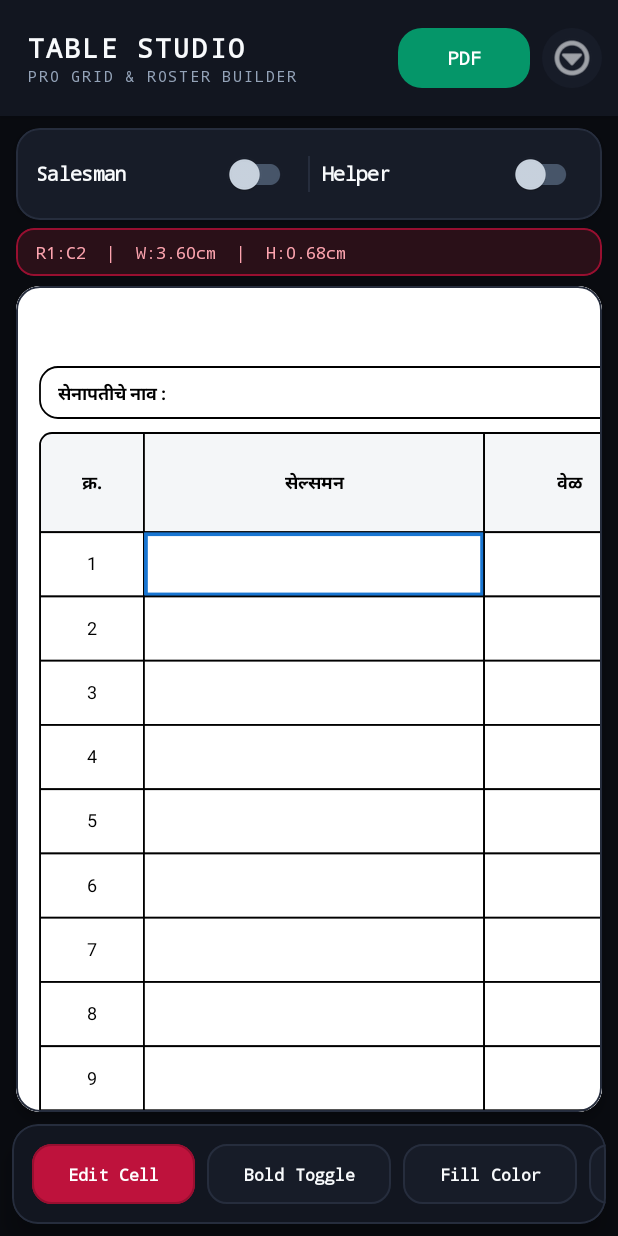
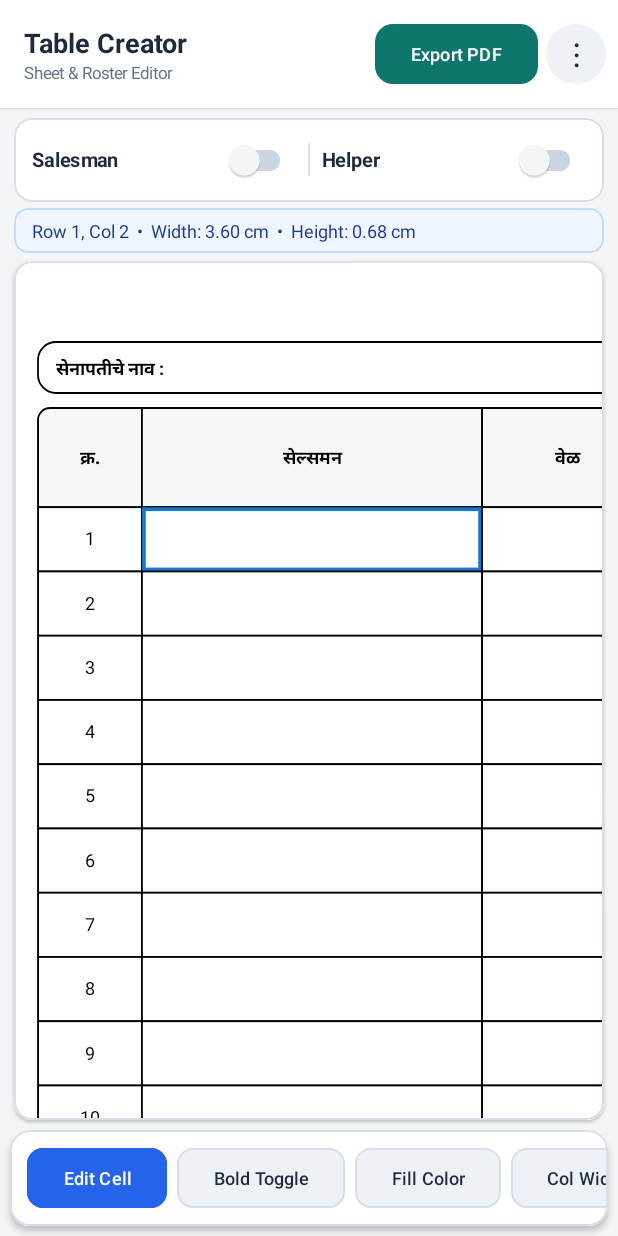
Before and after one commit to vinayakpenta29-boop/Remote-App, an Android app: the screen it shows after launch (MainActivity), on a phone screen of 412 x 824 dp. Run offline under Robolectric (Android 15) with nearby library versions, the phone set to English and light mode, and no system bars.

Commit message:
Update MainActivity.kt

```diff
--- a/app/src/main/java/com/tablecreator/app/MainActivity.kt
+++ b/app/src/main/java/com/tablecreator/app/MainActivity.kt
@@ -43,16 +43,17 @@ class MainActivity : AppCompatActivity() {
         private const val KEY_SALESMAN_JSON = "salesman_names_json"
         private const val KEY_HELPER_JSON = "helper_names_json"
 
-        private const val BG_OBSIDIAN = "#090B10"
-        private const val SURFACE_ELEVATED = "#121620"
-        private const val SURFACE_CARD = "#171C28"
-        private const val BORDER_SUBTLE = "#262D3D"
-        private const val CRIMSON_PRIMARY = "#BE123C"
-        private const val CRIMSON_DEEP = "#980F30"
-        private const val CRIMSON_SOFT_BG = "#2A1018"
-        private const val TEXT_PRIMARY = "#F8FAFC"
-        private const val TEXT_SECONDARY = "#94A3B8"
-        private const val EMERALD_EXPORT = "#059669"
+        // Refined Warm Alabaster & Deep Slate Palette
+        private const val BG_CANVAS = "#F4F5F7"
+        private const val SURFACE_WHITE = "#FFFFFF"
+        private const val SURFACE_TINT = "#EEF2F6"
+        private const val BORDER_HAIRLINE = "#D8DEE9"
+        private const val SLATE_INK = "#1E293B"
+        private const val SLATE_MUTED = "#64748B"
+        private const val INDIGO_ACCENT = "#2563EB"
+        private const val INDIGO_SOFT = "#EFF6FF"
+        private const val INDIGO_BORDER = "#BFDBFE"
+        private const val TEAL_PDF = "#0F766E"
     }
 
     override fun onCreate(savedInstanceState: Bundle?) {
@@ -60,66 +61,57 @@ class MainActivity : AppCompatActivity() {
 
         val root = LinearLayout(this).apply {
             orientation = LinearLayout.VERTICAL
-            setBackgroundColor(Color.parseColor(BG_OBSIDIAN))
+            setBackgroundColor(Color.parseColor(BG_CANVAS))
         }
 
-        // 1. Ultra-Premium Top Header Bar
+        // 1. Clean Top Header Bar
         val topBar = LinearLayout(this).apply {
             orientation = LinearLayout.HORIZONTAL
-            setBackgroundColor(Color.parseColor(SURFACE_ELEVATED))
-            setPadding(28, 22, 16, 22)
+            setBackgroundColor(Color.parseColor(SURFACE_WHITE))
+            setPadding(24, 18, 12, 18)
             gravity = Gravity.CENTER_VERTICAL
-            elevation = 6f
+            elevation = 3f
         }
 
-        val titleColumn = LinearLayout(this).apply {
+        val titleBlock = LinearLayout(this).apply {
             orientation = LinearLayout.VERTICAL
             layoutParams = LinearLayout.LayoutParams(0, ViewGroup.LayoutParams.WRAP_CONTENT, 1f)
         }
 
         val appTitle = TextView(this).apply {
-            text = "TABLE STUDIO"
-            setTextColor(Color.parseColor(TEXT_PRIMARY))
+            text = "Table Creator"
+            setTextColor(Color.parseColor(SLATE_INK))
             textSize = 18f
-            typeface = Typeface.create(Typeface.MONOSPACE, Typeface.BOLD)
-            letterSpacing = 0.08f
+            typeface = Typeface.create(Typeface.SANS_SERIF, Typeface.BOLD)
         }
 
         val appSubtitle = TextView(this).apply {
-            text = "PRO GRID & ROSTER BUILDER"
-            setTextColor(Color.parseColor(TEXT_SECONDARY))
-            textSize = 10f
-            typeface = Typeface.MONOSPACE
-            letterSpacing = 0.12f
+            text = "Sheet & Roster Editor"
+            setTextColor(Color.parseColor(SLATE_MUTED))
+            textSize = 11f
         }
 
-        titleColumn.addView(appTitle)
-        titleColumn.addView(appSubtitle)
+        titleBlock.addView(appTitle)
+        titleBlock.addView(appSubtitle)
 
         val exportBtn = MaterialButton(this).apply {
-            text = "PDF"
+            text = "Export PDF"
             textSize = 12f
-            typeface = Typeface.create(Typeface.MONOSPACE, Typeface.BOLD)
             setTextColor(Color.WHITE)
-            backgroundTintList = ColorStateList.valueOf(Color.parseColor(EMERALD_EXPORT))
-            cornerRadius = 24
-            val lp = LinearLayout.LayoutParams(
-                ViewGroup.LayoutParams.WRAP_CONTENT,
-                ViewGroup.LayoutParams.WRAP_CONTENT
-            )
-            lp.setMargins(8, 0, 4, 0)
-            layoutParams = lp
+            backgroundTintList = ColorStateList.valueOf(Color.parseColor(TEAL_PDF))
+            cornerRadius = 18
             setOnClickListener { exportTableToPdf() }
         }
 
-        val menuBtn = ImageButton(this).apply {
-            setImageResource(android.R.drawable.ic_menu_more)
-            contentDescription = "More Options"
+        val menuBtn = TextView(this).apply {
+            text = "⋮"
+            textSize = 22f
+            setTextColor(Color.parseColor(SLATE_INK))
+            gravity = Gravity.CENTER
             background = GradientDrawable().apply {
                 shape = GradientDrawable.OVAL
-                setColor(Color.parseColor(SURFACE_CARD))
+                setColor(Color.parseColor(SURFACE_TINT))
             }
-            setColorFilter(Color.parseColor(TEXT_PRIMARY))
             val sizePx = (40 * resources.displayMetrics.density).toInt()
             val lp = LinearLayout.LayoutParams(sizePx, sizePx)
             lp.setMargins(8, 0, 0, 0)
@@ -127,40 +119,40 @@ class MainActivity : AppCompatActivity() {
             setOnClickListener { showTopOverflowMenu(this) }
         }
 
-        topBar.addView(titleColumn)
+        topBar.addView(titleBlock)
         topBar.addView(exportBtn)
         topBar.addView(menuBtn)
         root.addView(topBar)
 
-        // 2. Salesman & Helper Toggle Card
+        // 2. Salesman & Helper Toggle Strip
         val toggleCard = MaterialCardView(this).apply {
-            setCardBackgroundColor(Color.parseColor(SURFACE_CARD))
-            radius = 24f
-            cardElevation = 4f
+            setCardBackgroundColor(Color.parseColor(SURFACE_WHITE))
+            radius = 18f
+            cardElevation = 1f
             strokeWidth = 2
-            strokeColor = Color.parseColor(BORDER_SUBTLE)
+            strokeColor = Color.parseColor(BORDER_HAIRLINE)
             val lp = LinearLayout.LayoutParams(
                 ViewGroup.LayoutParams.MATCH_PARENT,
                 ViewGroup.LayoutParams.WRAP_CONTENT
             )
-            lp.setMargins(16, 12, 16, 8)
+            lp.setMargins(14, 10, 14, 6)
             layoutParams = lp
         }
 
         val toggleBar = LinearLayout(this).apply {
             orientation = LinearLayout.HORIZONTAL
-            setPadding(20, 10, 20, 10)
+            setPadding(18, 6, 18, 6)
             gravity = Gravity.CENTER_VERTICAL
         }
 
-        val switchStates = ColorStateList(
+        val trackStates = ColorStateList(
             arrayOf(
                 intArrayOf(android.R.attr.state_checked),
                 intArrayOf()
             ),
             intArrayOf(
-                Color.parseColor(CRIMSON_PRIMARY),
-                Color.parseColor("#475569")
+                Color.parseColor("#93C5FD"),
+                Color.parseColor("#CBD5E1")
             )
         )
 
@@ -170,18 +162,18 @@ class MainActivity : AppCompatActivity() {
                 intArrayOf()
             ),
             intArrayOf(
-                Color.WHITE,
-                Color.parseColor("#CBD5E1")
+                Color.parseColor(INDIGO_ACCENT),
+                Color.parseColor("#F8FAFC")
             )
         )
 
         salesmanSwitch = SwitchMaterial(this).apply {
             text = "Salesman"
             textSize = 13f
-            typeface = Typeface.create(Typeface.MONOSPACE, Typeface.BOLD)
-            setTextColor(Color.parseColor(TEXT_PRIMARY))
+            setTypeface(null, Typeface.BOLD)
+            setTextColor(Color.parseColor(SLATE_INK))
             thumbTintList = thumbStates
-            trackTintList = switchStates
+            trackTintList = trackStates
             layoutParams = LinearLayout.LayoutParams(0, ViewGroup.LayoutParams.WRAP_CONTENT, 1f)
             setOnCheckedChangeListener { _, isChecked ->
                 if (suppressSwitchCallbacks) return@setOnCheckedChangeListener
@@ -198,9 +190,9 @@ class MainActivity : AppCompatActivity() {
             }
         }
 
-        val dividerView = android.view.View(this).apply {
-            setBackgroundColor(Color.parseColor(BORDER_SUBTLE))
-            val hPx = (24 * resources.displayMetrics.density).toInt()
+        val verticalDivider = android.view.View(this).apply {
+            setBackgroundColor(Color.parseColor(BORDER_HAIRLINE))
+            val hPx = (22 * resources.displayMetrics.density).toInt()
             val lp = LinearLayout.LayoutParams(2, hPx)
             lp.setMargins(12, 0, 12, 0)
             layoutParams = lp
@@ -209,10 +201,10 @@ class MainActivity : AppCompatActivity() {
         helperSwitch = SwitchMaterial(this).apply {
             text = "Helper"
             textSize = 13f
-            typeface = Typeface.create(Typeface.MONOSPACE, Typeface.BOLD)
-            setTextColor(Color.parseColor(TEXT_PRIMARY))
+            setTypeface(null, Typeface.BOLD)
+            setTextColor(Color.parseColor(SLATE_INK))
             thumbTintList = thumbStates
-            trackTintList = switchStates
+            trackTintList = trackStates
             layoutParams = LinearLayout.LayoutParams(0, ViewGroup.LayoutParams.WRAP_CONTENT, 1f)
             setOnCheckedChangeListener { _, isChecked ->
                 if (suppressSwitchCallbacks) return@setOnCheckedChangeListener
@@ -230,48 +222,47 @@ class MainActivity : AppCompatActivity() {
         }
 
         toggleBar.addView(salesmanSwitch)
-        toggleBar.addView(dividerView)
+        toggleBar.addView(verticalDivider)
         toggleBar.addView(helperSwitch)
         toggleCard.addView(toggleBar)
         root.addView(toggleCard)
 
-        // 3. Monospace Telemetry Status Pill
+        // 3. Soft Info Status Bar
         val statusCard = MaterialCardView(this).apply {
-            setCardBackgroundColor(Color.parseColor(CRIMSON_SOFT_BG))
-            radius = 18f
+            setCardBackgroundColor(Color.parseColor(INDIGO_SOFT))
+            radius = 14f
             cardElevation = 0f
             strokeWidth = 2
-            strokeColor = Color.parseColor(CRIMSON_DEEP)
+            strokeColor = Color.parseColor(INDIGO_BORDER)
             val lp = LinearLayout.LayoutParams(
                 ViewGroup.LayoutParams.MATCH_PARENT,
                 ViewGroup.LayoutParams.WRAP_CONTENT
             )
-            lp.setMargins(16, 0, 16, 10)
+            lp.setMargins(14, 0, 14, 8)
             layoutParams = lp
         }
 
         statusText = TextView(this).apply {
-            setPadding(20, 12, 20, 12)
-            setTextColor(Color.parseColor("#FDA4AF"))
-            textSize = 11.5f
-            typeface = Typeface.MONOSPACE
+            setPadding(18, 10, 18, 10)
+            setTextColor(Color.parseColor("#1E3A8A"))
+            textSize = 12f
         }
         statusCard.addView(statusText)
         root.addView(statusCard)
 
-        // 4. Framed Table Canvas Workspace
+        // 4. Table Workspace Card
         val canvasCard = MaterialCardView(this).apply {
-            setCardBackgroundColor(Color.WHITE)
-            radius = 24f
-            cardElevation = 6f
+            setCardBackgroundColor(Color.parseColor(SURFACE_WHITE))
+            radius = 18f
+            cardElevation = 2f
             strokeWidth = 2
-            strokeColor = Color.parseColor(BORDER_SUBTLE)
+            strokeColor = Color.parseColor(BORDER_HAIRLINE)
             val lp = LinearLayout.LayoutParams(
                 ViewGroup.LayoutParams.MATCH_PARENT,
                 0,
                 1f
             )
-            lp.setMargins(16, 0, 16, 12)
+            lp.setMargins(14, 0, 14, 10)
             layoutParams = lp
         }
 
@@ -302,18 +293,18 @@ class MainActivity : AppCompatActivity() {
         canvasCard.addView(verticalScroll)
         root.addView(canvasCard)
 
-        // 5. Sleek Bottom Action Dock
+        // 5. Bottom Action Toolbar
         val dockCard = MaterialCardView(this).apply {
-            setCardBackgroundColor(Color.parseColor(SURFACE_ELEVATED))
-            radius = 26f
-            cardElevation = 12f
+            setCardBackgroundColor(Color.parseColor(SURFACE_WHITE))
+            radius = 20f
+            cardElevation = 4f
             strokeWidth = 2
-            strokeColor = Color.parseColor(BORDER_SUBTLE)
+            strokeColor = Color.parseColor(BORDER_HAIRLINE)
             val lp = LinearLayout.LayoutParams(
                 ViewGroup.LayoutParams.MATCH_PARENT,
                 ViewGroup.LayoutParams.WRAP_CONTENT
             )
-            lp.setMargins(12, 0, 12, 12)
+            lp.setMargins(10, 0, 10, 10)
             layoutParams = lp
         }
 
@@ -322,7 +313,7 @@ class MainActivity : AppCompatActivity() {
         }
         val toolbar = LinearLayout(this).apply {
             orientation = LinearLayout.HORIZONTAL
-            setPadding(14, 14, 14, 14)
+            setPadding(12, 12, 12, 12)
         }
 
         val actions = listOf(
@@ -341,33 +332,32 @@ class MainActivity : AppCompatActivity() {
 
         for ((index, pair) in actions.withIndex()) {
             val (label, action) = pair
-            val isAccentAction = index == 0 || index == 5 || index == 7
+            val isPrimaryAction = index == 0
             val btn = MaterialButton(
                 this,
                 null,
                 com.google.android.material.R.attr.materialButtonOutlinedStyle
             ).apply {
                 text = label
-                textSize = 11.5f
-                typeface = Typeface.create(Typeface.MONOSPACE, Typeface.BOLD)
-                cornerRadius = 20
+                textSize = 12f
                 setTextColor(
-                    if (isAccentAction) Color.WHITE else Color.parseColor(TEXT_PRIMARY)
+                    if (isPrimaryAction) Color.WHITE else Color.parseColor(SLATE_INK)
                 )
                 backgroundTintList = ColorStateList.valueOf(
-                    if (isAccentAction) Color.parseColor(CRIMSON_PRIMARY)
-                    else Color.parseColor(SURFACE_CARD)
+                    if (isPrimaryAction) Color.parseColor(INDIGO_ACCENT)
+                    else Color.parseColor(SURFACE_TINT)
                 )
                 strokeColor = ColorStateList.valueOf(
-                    if (isAccentAction) Color.parseColor(CRIMSON_DEEP)
-                    else Color.parseColor(BORDER_SUBTLE)
+                    if (isPrimaryAction) Color.parseColor(INDIGO_ACCENT)
+                    else Color.parseColor(BORDER_HAIRLINE)
                 )
                 strokeWidth = 2
+                cornerRadius = 16
                 val lp = LinearLayout.LayoutParams(
                     ViewGroup.LayoutParams.WRAP_CONTENT,
                     ViewGroup.LayoutParams.WRAP_CONTENT
                 )
-                lp.setMargins(6, 0, 6, 0)
+                lp.setMargins(5, 0, 5, 0)
                 layoutParams = lp
                 setOnClickListener {
                     if (tableView.assignmentMode == AssignmentMode.NONE) {
@@ -586,7 +576,7 @@ class MainActivity : AppCompatActivity() {
         val enabled = tableView.assignmentMode == AssignmentMode.NONE
         for (btn in bottomButtons) {
             btn.isEnabled = enabled
-            btn.alpha = if (enabled) 1.0f else 0.35f
+            btn.alpha = if (enabled) 1.0f else 0.4f
         }
     }
 
@@ -600,15 +590,15 @@ class MainActivity : AppCompatActivity() {
         statusText.text = when (tableView.assignmentMode) {
             AssignmentMode.SALESMAN -> {
                 val checked = if (doc.isColumnChecked(c, AssignmentMode.SALESMAN)) "CHECKED" else "UNCHECKED"
-                "SALESMAN MODE | C${c + 1}: $checked | Tap checked cell to assign"
+                "Salesman mode • Col ${c + 1} is $checked • Tap checked cell to assign"
             }
             AssignmentMode.HELPER -> {
                 val checked = if (doc.isColumnChecked(c, AssignmentMode.HELPER)) "CHECKED" else "UNCHECKED"
-                "HELPER MODE | C${c + 1}: $checked | Tap checked cell to assign"
+                "Helper mode • Col ${c + 1} is $checked • Tap checked cell to assign"
             }
             AssignmentMode.NONE -> String.format(
                 Locale.US,
-                "R%d:C%d  |  W:%.2fcm  |  H:%.2fcm",
+                "Row %d, Col %d  •  Width: %.2f cm  •  Height: %.2f cm",
                 r + 1, c + 1, colW, rowH
             )
         }
```
